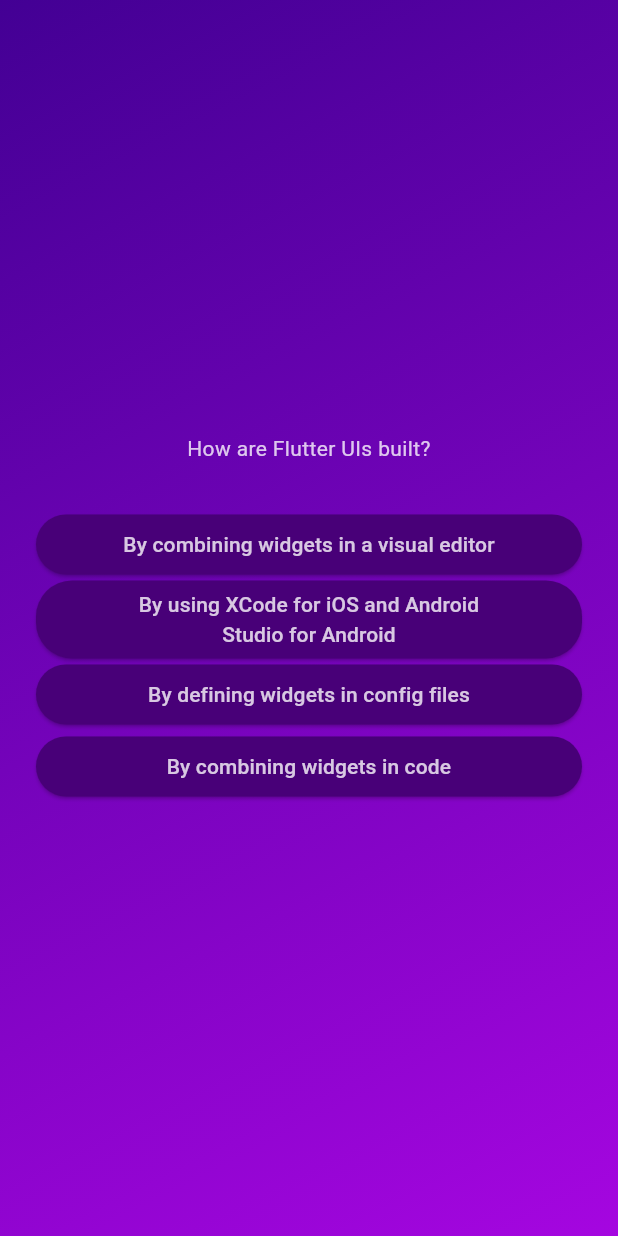
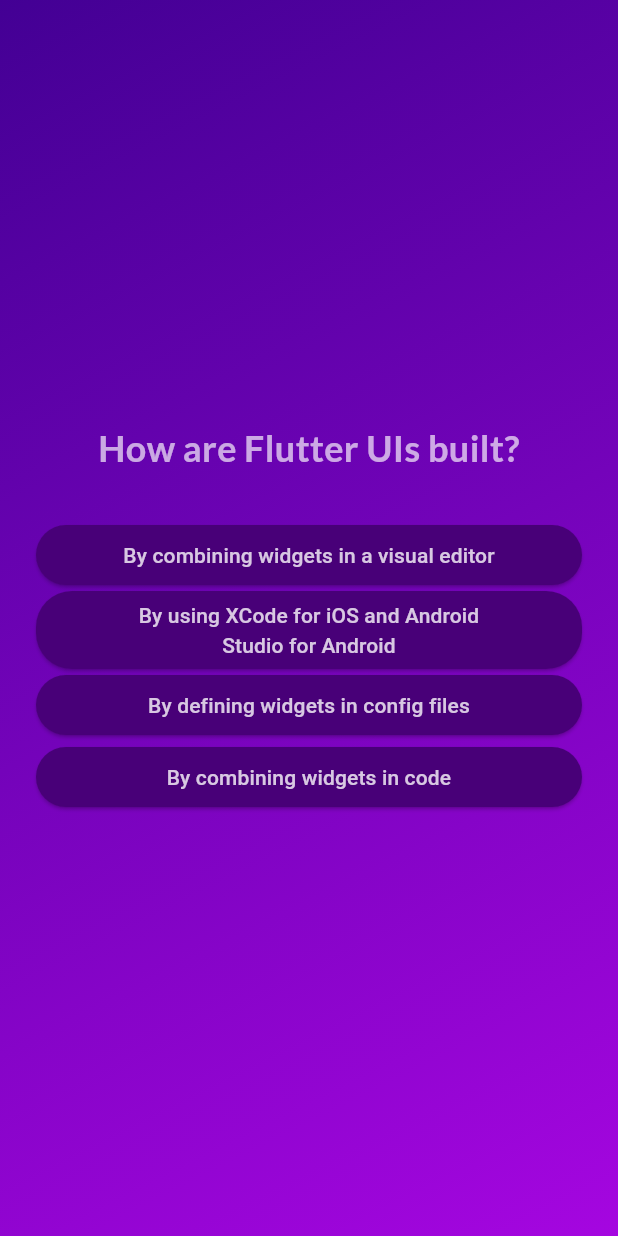
Before and after one commit to AkshayBenny/flutter-quiz-app, a Flutter app: the screen it shows after launch, after a tap on "Start Quiz", after a tap on "Components", on a phone screen of 412 x 824 dp. Run offline on Flutter 3.47's test engine with Material 3 defaults, Android fonts, the phone set to English and light mode, and no system bars; our stand-ins replace google_fonts.

```diff
--- a/lib/questions_screen.dart
+++ b/lib/questions_screen.dart
@@ -1,9 +1,12 @@
 import 'package:flutter/material.dart';
 import 'package:flutter_quiz_app/answer_button.dart';
 import 'package:flutter_quiz_app/data/questions.dart';
+import 'package:google_fonts/google_fonts.dart';
 
 class QuestionsScreen extends StatefulWidget {
-  const QuestionsScreen({super.key});
+  const QuestionsScreen({super.key, required this.onSelectAnswer});
+
+  final void Function(String answer) onSelectAnswer;
 
   @override
   State<QuestionsScreen> createState() {
@@ -14,9 +17,14 @@ class QuestionsScreen extends StatefulWidget {
 class _QuestionsScreenState extends State<QuestionsScreen> {
   var currentQuestionIndex = 0;
 
-  void answerQuestion() {
+  void answerQuestion(String answer) {
+    widget.onSelectAnswer(answer);
     setState(() {
-      if (currentQuestionIndex < questions.length) {
+      if (currentQuestionIndex == questions.length - 1) {
+        setState(() {
+          currentQuestionIndex = 0;
+        });
+      } else {
         currentQuestionIndex++;
       }
     });
@@ -35,8 +43,10 @@ class _QuestionsScreenState extends State<QuestionsScreen> {
           children: [
             Text(
               currentQuestion.text,
-              style: const TextStyle(
-                color: Color.fromARGB(200, 255, 255, 255),
+              style: GoogleFonts.lato(
+                color: const Color.fromARGB(168, 255, 255, 255),
+                fontSize: 24,
+                fontWeight: FontWeight.bold,
               ),
               textAlign: TextAlign.center,
             ),
@@ -47,8 +57,9 @@ class _QuestionsScreenState extends State<QuestionsScreen> {
               (answer) {
                 return AnswerButton(
                   buttonText: answer,
-                  onTap: answerQuestion,
-
+                  onTap: () {
+                    answerQuestion(answer);
+                  },
                 );
               },
             ),
--- a/lib/quiz.dart
+++ b/lib/quiz.dart
@@ -1,5 +1,7 @@
 import 'package:flutter/material.dart';
+import 'package:flutter_quiz_app/data/questions.dart';
 import 'package:flutter_quiz_app/questions_screen.dart';
+import 'package:flutter_quiz_app/results_screen.dart';
 import 'package:flutter_quiz_app/start_screen.dart';
 
 class Quiz extends StatefulWidget {
@@ -17,11 +19,28 @@ class _QuizState extends State<Quiz> {
     const Color.fromARGB(255, 165, 6, 224),
   ];
 
+  List<String> selectedAnswers = [];
   var activeScreen = "start-screen";
+
+  void chooseAnswer(String answer) {
+    selectedAnswers.add(answer);
+    if (selectedAnswers.length == questions.length) {
+      setState(() {
+        selectedAnswers = [];
+        activeScreen = "results-screen";
+      });
+    }
+  }
 
   void switchScreen() {
     setState(() {
       activeScreen = "questions-screen";
+    });
+  }
+
+  void switchToStartScreen() {
+    setState(() {
+      activeScreen = "start-screen";
     });
   }
 
@@ -39,7 +58,14 @@ class _QuizState extends State<Quiz> {
           ),
           child: activeScreen == "start-screen"
               ? StartScreen(switchScreen)
-              : const QuestionsScreen(),
+              : activeScreen == 'results-screen'
+                  ? ResultsScreen(
+                      switchToStartScreen: switchToStartScreen,
+                      selectedAnswers: selectedAnswers,
+                    )
+                  : QuestionsScreen(
+                      onSelectAnswer: chooseAnswer,
+                    ),
         ),
       ),
     );
--- a/lib/start_screen.dart
+++ b/lib/start_screen.dart
@@ -1,4 +1,5 @@
 import 'package:flutter/material.dart';
+import 'package:google_fonts/google_fonts.dart';
 
 class StartScreen extends StatelessWidget {
   const StartScreen(
@@ -22,11 +23,12 @@ class StartScreen extends StatelessWidget {
           const SizedBox(
             height: 48,
           ),
-          const Text(
+          Text(
             "Learn flutter the fun way!",
-            style: TextStyle(
-              fontSize: 18,
-              color: Color.fromARGB(255, 255, 255, 255),
+            style: GoogleFonts.lato(
+              fontSize: 20,
+              color: const Color.fromARGB(255, 255, 255, 255),
+              fontWeight: FontWeight.bold,
             ),
           ),
           const SizedBox(
--- a/pubspec.yaml
+++ b/pubspec.yaml
@@ -34,6 +34,7 @@ dependencies:
     # The following adds the Cupertino Icons font to your application.
     # Use with the CupertinoIcons class for iOS style icons.
     cupertino_icons: ^1.0.2
+    google_fonts: ^6.1.0
 
 dev_dependencies:
     flutter_test:
```
Also changed, not shown: lib/results_screen.dart (added, +58 -0 lines), pubspec.lock, 2 other files.
